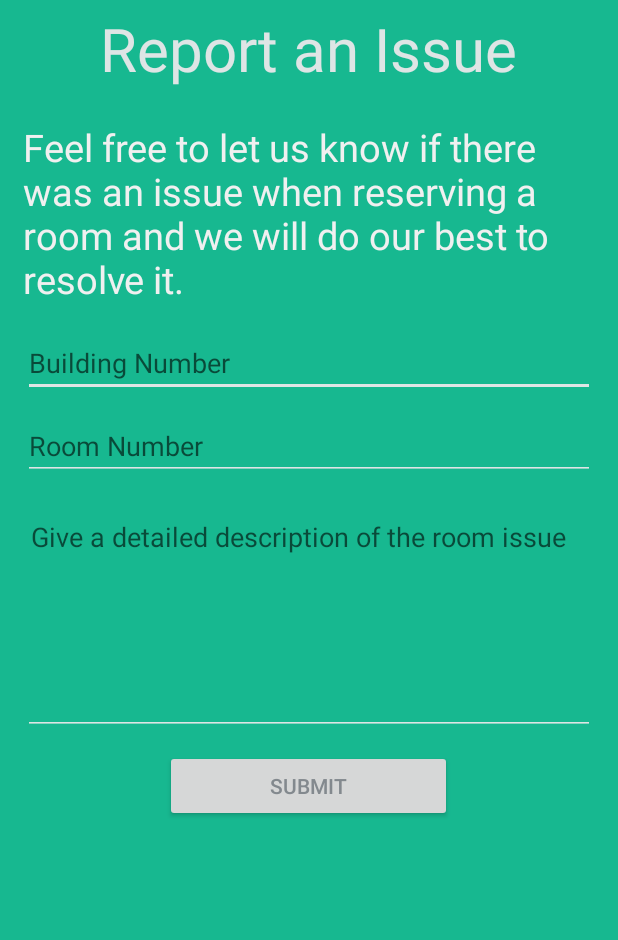
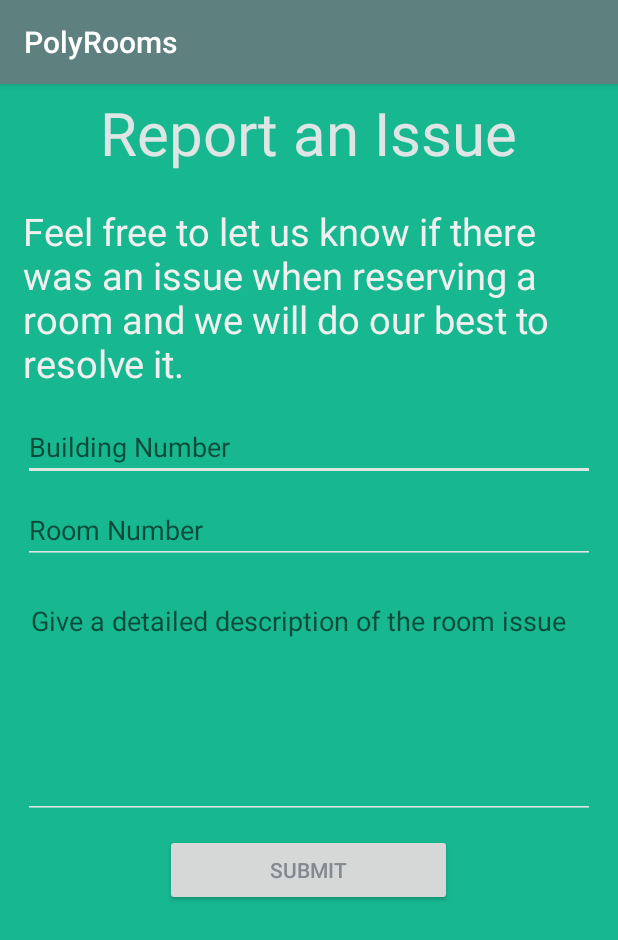
Before and after one commit to polyrooms/PolyRooms, an Android app: the screen it shows after launch (ReportActivity), after a tap on "Report an Issue", on a phone screen of 412 x 824 dp. Shown: the top 940 px of the screen. Run offline under Robolectric (Android 15) with nearby library versions, the phone set to English and light mode, and no system bars.

Commit message:
added toolbar back to andrew's activities

```diff
--- a/app/src/main/java/polyrooms/polyrooms/MainActivity.kt
+++ b/app/src/main/java/polyrooms/polyrooms/MainActivity.kt
@@ -31,6 +31,7 @@ class MainActivity : AppCompatActivity() {
         window.setFlags(WindowManager.LayoutParams.FLAG_FULLSCREEN,
                 WindowManager.LayoutParams.FLAG_FULLSCREEN)
         setContentView(R.layout.activity_main)
+        supportActionBar?.hide()
 
         val sharedPreferences = getSharedPreferences("production", Context.MODE_PRIVATE)
 
--- a/app/src/main/res/values/styles.xml
+++ b/app/src/main/res/values/styles.xml
@@ -1,8 +1,8 @@
 <resources>
 
-    <style name="AppTheme" parent="Theme.AppCompat.Light.NoActionBar">
-        <item name="colorPrimary">@color/colorPrimary</item>
-        <item name="colorPrimaryDark">@color/colorPrimaryDark</item>
+    <style name="AppTheme" parent="Theme.AppCompat.Light.DarkActionBar">
+        <item name="colorPrimary">@color/wintergreenDream</item>
+        <item name="colorPrimaryDark">@color/wintergreenDream</item>
         <item name="colorAccent">@color/colorAccent</item>
     </style>
 
```
